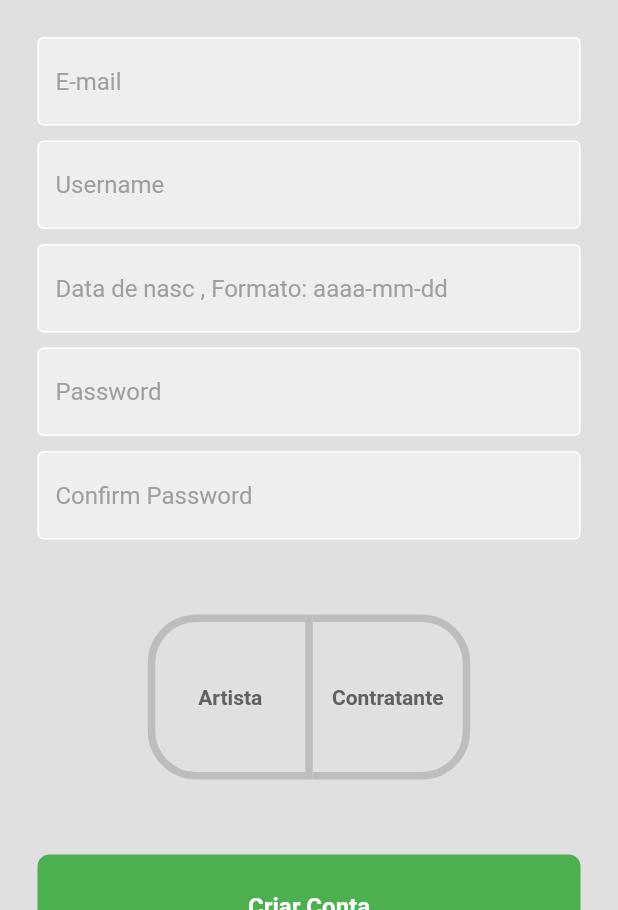
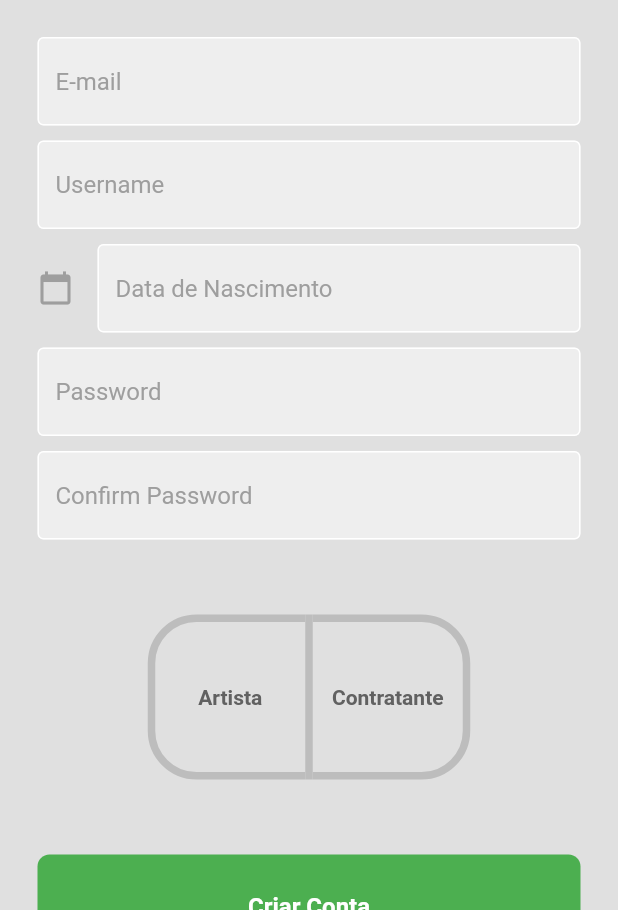
Before and after one commit to RafaelPBPinto/ArtistFinder, a Flutter app: the CreateAccountPage screen opened by its route, on a phone screen of 412 x 824 dp, the part 326-1236 px from its top. Run offline on Flutter 3.47's test engine with Material 2 defaults, Android fonts, the phone set to English and light mode, and no system bars; our stand-ins replace string_validator; missing offline and left inert: dart:ffi; network calls fail.

Commit message:
Date picker instead of String

```diff
--- /dev/null
+++ b/artist_finder/lib/components/select_date_field.dart
@@ -0,0 +1,32 @@
+import 'package:flutter/material.dart';
+
+class SelectDateField extends StatelessWidget {
+  final controller;
+  final void Function()? onPressed;
+  const SelectDateField(
+      {super.key, required this.onPressed, required this.controller});
+
+  @override
+  Widget build(BuildContext context) {
+    return Padding(
+      padding: const EdgeInsets.symmetric(horizontal: 25),
+      child: TextField(
+        controller: controller,
+        decoration: InputDecoration(
+            enabledBorder: const OutlineInputBorder(
+              borderSide: BorderSide(color: Colors.white),
+            ),
+            focusedBorder: OutlineInputBorder(
+              borderSide: BorderSide(color: Colors.grey.shade400),
+            ),
+            fillColor: Colors.grey.shade200,
+            filled: true,
+            icon: Icon(Icons.calendar_today, color: Colors.grey[500]),
+            hintText: 'Data de Nascimento',
+            hintStyle: TextStyle(color: Colors.grey[500])),
+        readOnly: true,
+        onTap: onPressed,
+      ),
+    );
+  }
+}
--- a/artist_finder/lib/main.dart
+++ b/artist_finder/lib/main.dart
@@ -16,7 +16,7 @@ class MyApp extends StatelessWidget {
   Widget build(BuildContext context) {
     return MaterialApp(
       debugShowCheckedModeBanner: false,
-      home: NegotiationPage(), //LoginPage(), só para testar negociação
+      home: LoginPage(),
       routes: <String, WidgetBuilder>{
         "login": (BuildContext context) => LoginPage(),
         "createAccount": (BuildContext context) => CreateAccountPage(),
--- a/artist_finder/lib/pages/create_account_page.dart
+++ b/artist_finder/lib/pages/create_account_page.dart
@@ -5,6 +5,7 @@ import 'package:artist_finder/components/my_button.dart';
 import 'package:artist_finder/models/User.dart';
 import 'package:artist_finder/components/url.dart';
 import 'package:string_validator/string_validator.dart';
+import 'package:artist_finder/components/select_date_field.dart';
 
 class CreateAccountPage extends StatefulWidget {
   const CreateAccountPage({super.key});
@@ -18,10 +19,27 @@ class _CreateAccountPageState extends State<CreateAccountPage> {
   final emailController = TextEditingController();
   final passwordController = TextEditingController();
   final confirmPassController = TextEditingController();
-  final datanasController = TextEditingController();
+  final dateController = TextEditingController();
   String aux = '';
   List<bool> select = [false, false];
   User newuser = User(email: '', password: '', username: '', data_nasc: '');
+
+  Future<void> _selectDate(BuildContext context) async {
+    final DateTime? picked = await showDatePicker(
+        context: context,
+        initialDate: DateTime.now(),
+        firstDate: DateTime(1900, 1),
+        lastDate: DateTime(2050));
+    if (picked != null && picked != DateTime.now()) {
+      setState(() {
+        // convert date to string
+        newuser.data_nasc =
+            "${picked.year.toString()}-${picked.month.toString().padLeft(2, '0')}-${picked.day.toString().padLeft(2, '0')}";
+        dateController.text = newuser.data_nasc;
+      });
+    }
+  }
+
   @override
   Widget build(BuildContext context) {
     /// Function to show a PopUp when an error creating account appears
@@ -131,6 +149,9 @@ class _CreateAccountPageState extends State<CreateAccountPage> {
 
               const SizedBox(height: 10),
 
+              // Birth Date
+
+              /*
               MyTextField(
                 controller: datanasController,
                 hintText: 'Data de nasc , Formato: aaaa-mm-dd',
@@ -138,7 +159,11 @@ class _CreateAccountPageState extends State<CreateAccountPage> {
                 onChanged: (valiue) {
                   newuser.data_nasc = valiue;
                 },
-              ),
+              ),*/
+
+              SelectDateField(
+                  controller: dateController,
+                  onPressed: () => _selectDate(context)),
 
               const SizedBox(height: 10),
 
```
Also changed, not shown: artist_finder/flutter_01.png (added).
